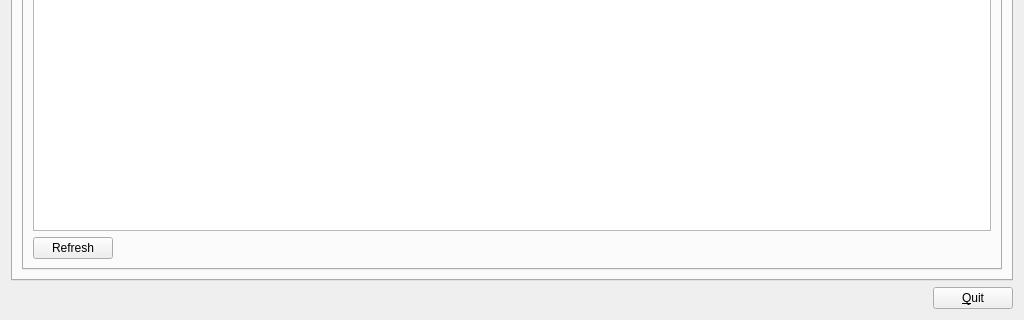
plomgrading/plom, file qtCreatorFiles/ui_manager.ui: the form before one commit; both pictures show x 0 to 1024 and y 340 to 660 of the 1024 by 660 pixel window.
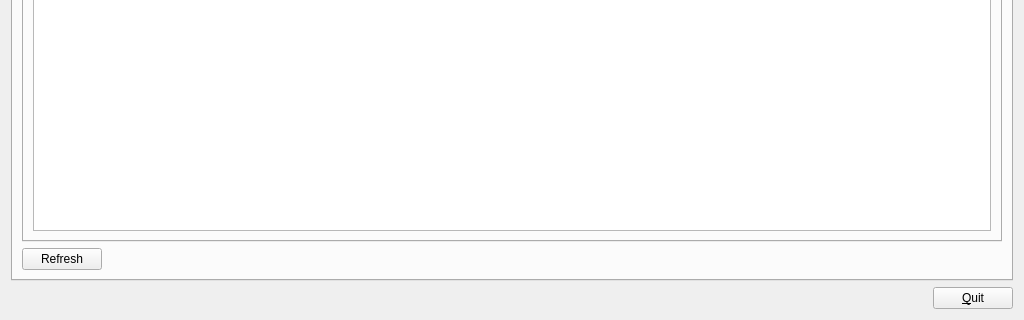
The form after the commit. The open tabs and pages were chosen to show the change.

Commit message: Fixes #901 - change to refresh buttons in review ID and Tot.

```diff
--- a/qtCreatorFiles/ui_manager.ui
+++ b/qtCreatorFiles/ui_manager.ui
@@ -870,7 +870,7 @@
       <attribute name="title">
        <string>&amp;Review</string>
       </attribute>
-      <layout class="QHBoxLayout" name="horizontalLayout_15">
+      <layout class="QVBoxLayout" name="verticalLayout_29">
        <item>
         <widget class="QTabWidget" name="tabWidget_4">
          <property name="enabled">
@@ -1017,30 +1017,6 @@
              </attribute>
             </widget>
            </item>
-           <item>
-            <layout class="QHBoxLayout" name="horizontalLayout_16">
-             <item>
-              <widget class="QPushButton" name="refreshIDRevB">
-               <property name="text">
-                <string>Refresh</string>
-               </property>
-              </widget>
-             </item>
-             <item>
-              <spacer name="horizontalSpacer_12">
-               <property name="orientation">
-                <enum>Qt::Horizontal</enum>
-               </property>
-               <property name="sizeHint" stdset="0">
-                <size>
-                 <width>40</width>
-                 <height>20</height>
-                </size>
-               </property>
-              </spacer>
-             </item>
-            </layout>
-           </item>
           </layout>
          </widget>
          <widget class="QWidget" name="reviewTTab">
@@ -1067,8 +1043,12 @@
              </attribute>
             </widget>
            </item>
+          </layout>
+         </widget>
+        </widget>
+       </item>
            <item>
-            <layout class="QHBoxLayout" name="horizontalLayout_17">
+        <layout class="QHBoxLayout" name="horizontalLayout_10">
              <item>
               <widget class="QPushButton" name="refreshTOTB">
                <property name="text">
@@ -1077,7 +1057,7 @@
               </widget>
              </item>
              <item>
-              <spacer name="horizontalSpacer_13">
+          <spacer name="horizontalSpacer_12">
                <property name="orientation">
                 <enum>Qt::Horizontal</enum>
                </property>
@@ -1090,10 +1070,6 @@
               </spacer>
              </item>
             </layout>
-           </item>
-          </layout>
-         </widget>
-        </widget>
        </item>
       </layout>
      </widget>
```
Left out of the diff: 2 changed lines with no effect on the pictures. Lines whose indentation alone changed are shown as unchanged. The commit also changes 2 other files.
